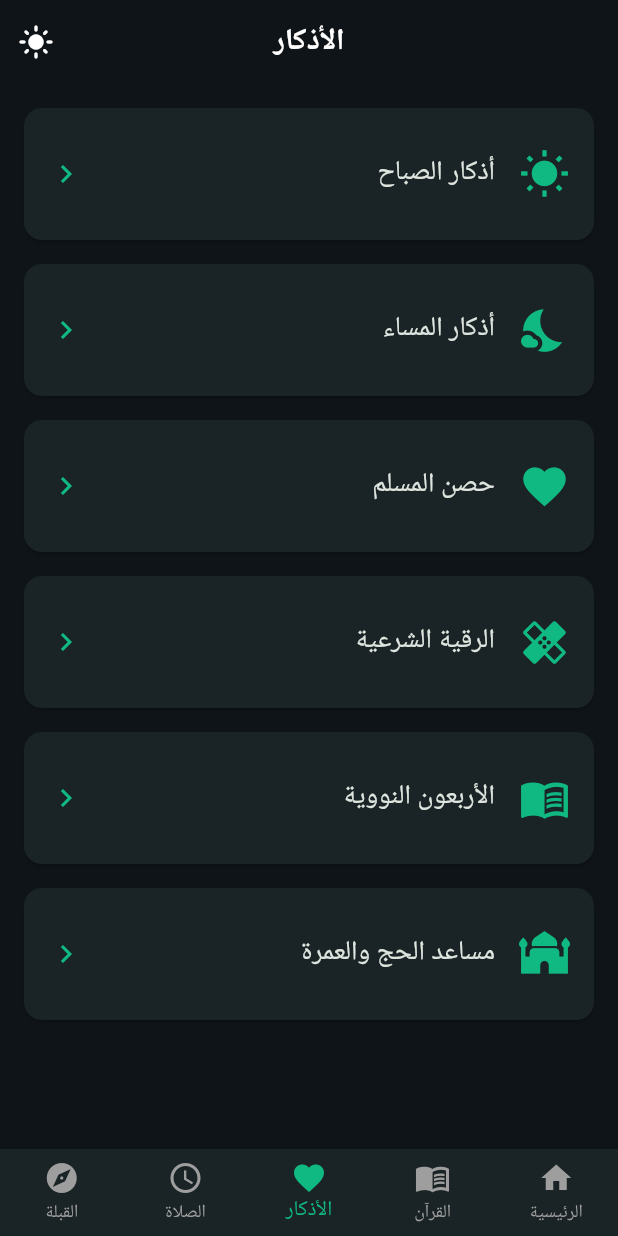
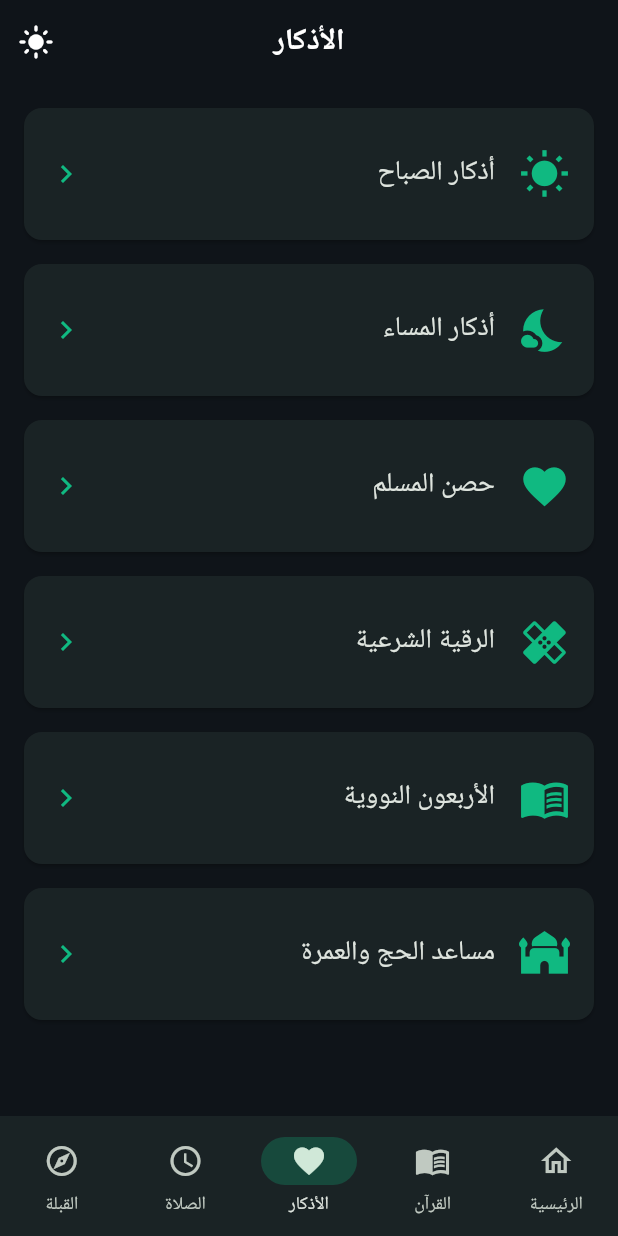
Before and after one commit to k8d67nw45b-ctrl/mslm, a Flutter app: the screen it shows after launch, item 3 of the bottom bar chosen, on a phone screen of 412 x 824 dp. Run offline on Flutter 3.47's test engine with Material 3 defaults, Android fonts, the phone set to English and light mode, and no system bars; our stand-ins replace adhan, audioplayers, flutter_compass, flutter_local_notifications, geolocator, hijri and 3 more; network calls fail; Roboto replaces fonts that are missing (Tajawal).

Commit message:
Update home_screen.dart

```diff
--- a/lib/screens/home_screen.dart
+++ b/lib/screens/home_screen.dart
@@ -61,19 +61,37 @@ class _HomeScreenState extends State<HomeScreen> {
             ),
         ],
       ),
-      bottomNavigationBar: BottomNavigationBar(
-        currentIndex: _selectedIndex,
-        type: BottomNavigationBarType.fixed,
+      bottomNavigationBar: NavigationBar(
+        selectedIndex: _selectedIndex,
         backgroundColor: kCardBackground,
-        selectedItemColor: kGreen,
-        unselectedItemColor: Colors.grey,
-        onTap: (i) => setState(() => _selectedIndex = i),
-        items: const [
-          BottomNavigationBarItem(icon: Icon(Icons.home), label: 'الرئيسية'),
-          BottomNavigationBarItem(icon: Icon(Icons.menu_book), label: 'القرآن'),
-          BottomNavigationBarItem(icon: Icon(Icons.favorite), label: 'الأذكار'),
-          BottomNavigationBarItem(icon: Icon(Icons.access_time), label: 'الصلاة'),
-          BottomNavigationBarItem(icon: Icon(Icons.explore), label: 'القبلة'),
+        indicatorColor: kGreen.withOpacity(0.25),
+        onDestinationSelected: (i) => setState(() => _selectedIndex = i),
+        destinations: const [
+          NavigationDestination(
+            icon: Icon(Icons.home_outlined),
+            selectedIcon: Icon(Icons.home),
+            label: 'الرئيسية',
+          ),
+          NavigationDestination(
+            icon: Icon(Icons.menu_book_outlined),
+            selectedIcon: Icon(Icons.menu_book),
+            label: 'القرآن',
+          ),
+          NavigationDestination(
+            icon: Icon(Icons.favorite_border),
+            selectedIcon: Icon(Icons.favorite),
+            label: 'الأذكار',
+          ),
+          NavigationDestination(
+            icon: Icon(Icons.access_time),
+            selectedIcon: Icon(Icons.access_time_filled),
+            label: 'الصلاة',
+          ),
+          NavigationDestination(
+            icon: Icon(Icons.explore_outlined),
+            selectedIcon: Icon(Icons.explore),
+            label: 'القبلة',
+          ),
         ],
       ),
     );
```
